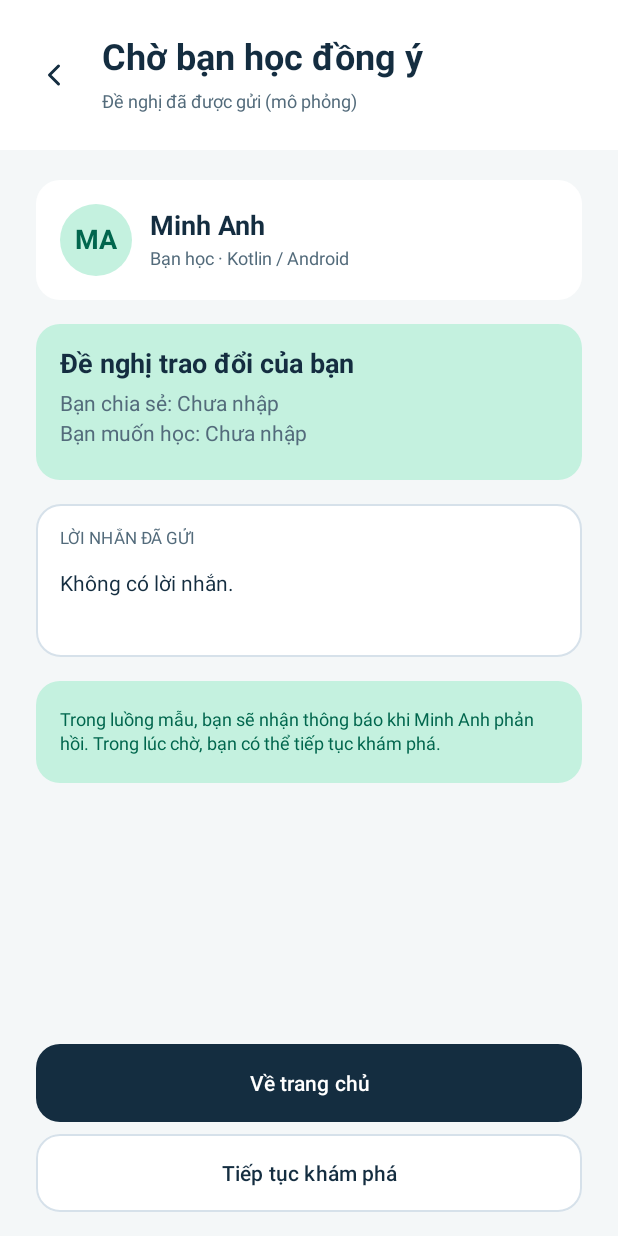
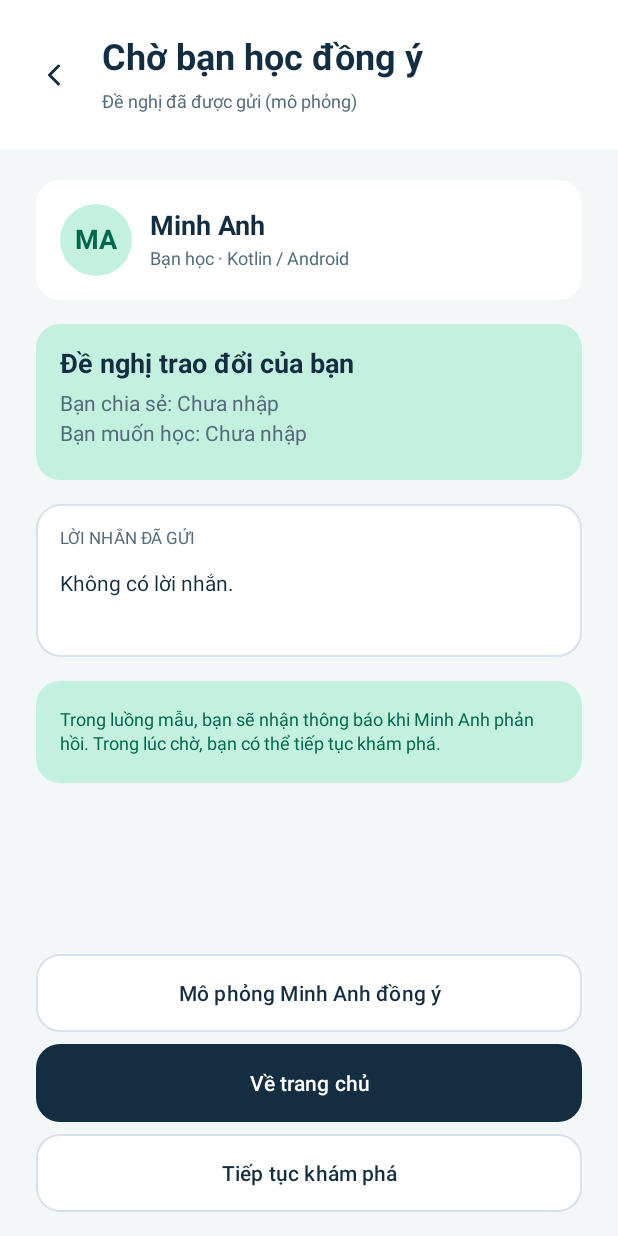
Before and after one commit to HuynhNAnh/Co-Study, an Android app: the ExchangePendingActivity screen opened directly, with no data from a screen before it, on a phone screen of 412 x 824 dp. Run offline under Robolectric (Android 15) with nearby library versions, the phone set to English and light mode, and no system bars.

Commit message:
Mô phỏng Minh Anh chấp nhận đề nghị kết nối

```diff
--- a/app/src/main/java/com/ute/co_study/feature/learner/ui/exchange/ExchangePendingActivity.kt
+++ b/app/src/main/java/com/ute/co_study/feature/learner/ui/exchange/ExchangePendingActivity.kt
@@ -33,6 +33,12 @@ class ExchangePendingActivity : AppCompatActivity() {
         binding.requestMessage.text = intent.getStringExtra(EXTRA_MESSAGE).orEmpty()
             .ifBlank { getString(R.string.exchange_pending_no_message) }
 
+        binding.simulateAcceptanceButton.setOnClickListener {
+            val connected = ExchangeConnectedActivity.createIntent(this, sharedSkill)
+                .addFlags(Intent.FLAG_ACTIVITY_SINGLE_TOP)
+            startActivity(connected)
+            finish()
+        }
         binding.backButton.setOnClickListener { finish() }
         binding.homeButton.setOnClickListener { returnTo(HomeActivity::class.java) }
         binding.discoverButton.setOnClickListener { returnTo(DiscoveryActivity::class.java) }
--- a/app/src/main/res/layout/activity_exchange_pending.xml
+++ b/app/src/main/res/layout/activity_exchange_pending.xml
@@ -159,6 +159,12 @@
                 android:layout_marginTop="@dimen/co_study_space_24">
 
                 <com.google.android.material.button.MaterialButton
+                    android:id="@+id/simulate_acceptance_button"
+                    style="@style/Widget.CoStudy.Button.Outlined"
+                    android:layout_marginBottom="@dimen/co_study_space_8"
+                    android:text="@string/exchange_pending_simulate_acceptance" />
+
+                <com.google.android.material.button.MaterialButton
                     android:id="@+id/home_button"
                     style="@style/Widget.CoStudy.Button.Primary"
                     android:text="@string/exchange_pending_home" />
--- a/app/src/main/res/values/strings.xml
+++ b/app/src/main/res/values/strings.xml
@@ -161,4 +161,5 @@
     <string name="exchange_connected_summary">Trao đổi hai chiều</string>
     <string name="exchange_connected_partner_skill">Minh Anh chia sẻ: Kotlin / Android</string>
     <string name="exchange_connected_message">Nhắn tin cho Minh Anh</string>
+    <string name="exchange_pending_simulate_acceptance">Mô phỏng Minh Anh đồng ý</string>
 </resources>
```
Also changed, not shown: 1 other file.
